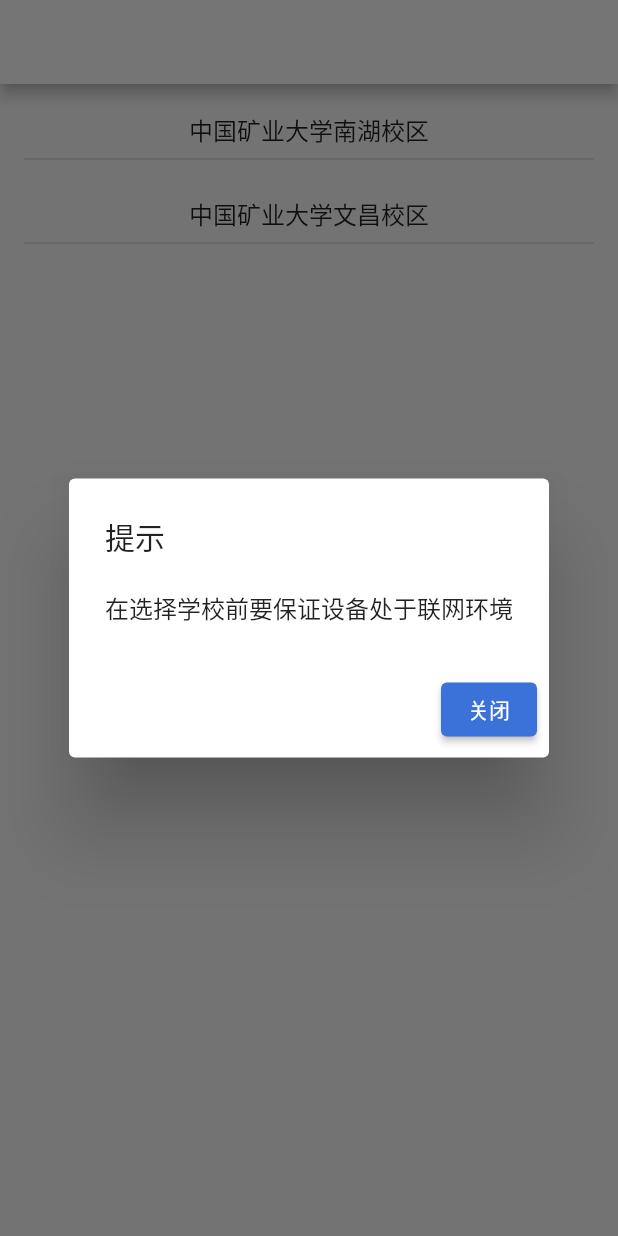
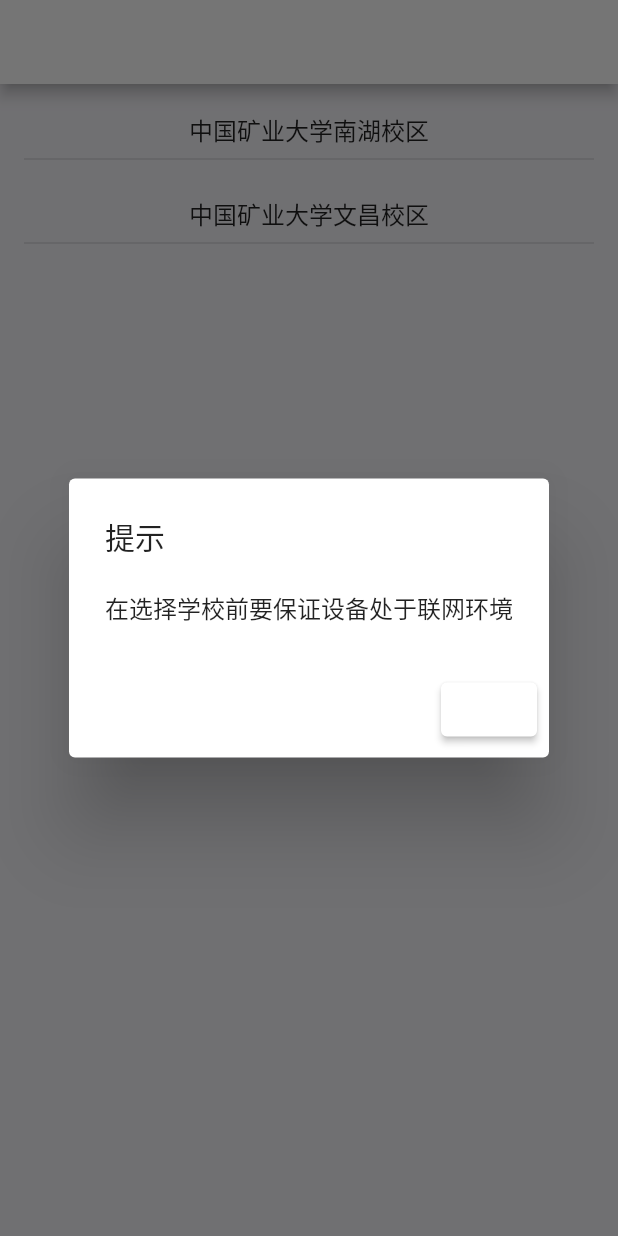
Before and after one commit to VaIOReTto1/CumtLogin, a Flutter app: the screen it shows after launch, on a phone screen of 412 x 824 dp. Run offline on Flutter 3.47's test engine with Material 2 defaults, Android fonts, the phone set to English and light mode, and no system bars; our stand-ins replace bot_toast, cached_network_image, dio, firebase_analytics, firebase_core, flutter_screenutil and 4 more; missing offline and left inert: flutter_picker, flutter_share; accounts and stored records are empty.

Commit message:
optimize:优化主题
optimize:优化主题

```diff
--- a/lib/UrlPage/url_page.dart
+++ b/lib/UrlPage/url_page.dart
@@ -23,7 +23,7 @@ class _UrlPageState extends State<UrlPage> {
   @override
   Widget build(BuildContext context) {
     return Scaffold(
-      backgroundColor: const Color.fromRGBO(245, 244, 249, 1),
+      backgroundColor: Theme.of(context).cardTheme.color,
       body: Center(
         child: Column(
           children: [
@@ -75,7 +75,7 @@ class _UrlPageState extends State<UrlPage> {
                     SizedBox(
                       height: MediaQuery.of(context).size.height * 0.0205,
                     ),
-                    const SchoolUrl(),
+                    //const SchoolUrl(),
                   ],
                 ),
               ),
--- a/lib/main.dart
+++ b/lib/main.dart
@@ -13,6 +13,7 @@ import 'package:provider/provider.dart';
 import 'package:firebase_core/firebase_core.dart';
 import 'package:firebase_analytics/firebase_analytics.dart';
 
+import 'UrlPage/welcomeback.dart';
 import 'icon.dart';
 import 'settings/theme/theme_color.dart';
 import 'settings/update/app_upgrade2.dart';
@@ -71,7 +72,7 @@ class MyApp extends StatelessWidget {
         );
       },
       //判断是否选择学校
-      child: Prefs.school == '' ? const WelComePage() : WelComePage(),
+      child: Prefs.school == '' ? const WelComePage() : HomePage(),
     );
   }
 }
@@ -184,7 +185,8 @@ class _LoginPageState extends State<LoginPage>
                 ],
               ),
               //登录页中间部分（圆圈动画
-              Stack(
+              Container(
+                child: Stack(
                   children: [
                     //周围圆环动画
                     Center(
@@ -233,6 +235,7 @@ class _LoginPageState extends State<LoginPage>
                       ),
                     ),
                   ],
+                ),
               ),
               //登录栏
               Positioned(
@@ -529,6 +532,7 @@ class _LoginState extends State<Login> {
                 ),
               Expanded(
                 child: TextField(
+                  style: TextStyle(color: Colors.black),
                   controller: textEditingController,
                   obscureText: isobscureText && obscureText,
                   decoration: InputDecoration(
@@ -537,6 +541,7 @@ class _LoginState extends State<Login> {
                       borderSide: BorderSide.none,
                     ),
                     labelText: labelText,
+                    labelStyle: TextStyle(color: Color.fromRGBO(191, 191, 191, 1)),
                     border: const OutlineInputBorder(
                       borderRadius: BorderRadius.zero,
                       borderSide: BorderSide.none,
@@ -630,7 +635,6 @@ class _LoginState extends State<Login> {
             minWidth: MediaQuery.of(context).size.width*0.66-40,
             maxWidth: MediaQuery.of(context).size.width*0.66-40,
           ),
-          color: Color.fromRGBO(216, 227, 247, 1),
           offset: Offset(0, MediaQuery.of(context).size.height * 0.047+4),
           icon: const Icon(
             Icons.arrow_drop_down_sharp,
--- a/lib/settings/help/help_page.dart
+++ b/lib/settings/help/help_page.dart
@@ -17,7 +17,7 @@ class HelpPage extends StatelessWidget {
   Widget build(BuildContext context) {
     final double height = MediaQuery.of(context).size.height;
     return Scaffold(
-        backgroundColor: Theme.of(context).colorScheme.background,
+        backgroundColor: Theme.of(context).cardTheme.color,
         body:
             CustomScrollView(physics: const BouncingScrollPhysics(), slivers: [
           SliverAppBar(
@@ -28,7 +28,7 @@ class HelpPage extends StatelessWidget {
             primary: true,
             expandedHeight: height * .02,
             elevation: 0,
-            backgroundColor: Theme.of(context).colorScheme.background,
+            backgroundColor: Theme.of(context).colorScheme.primary,
             leading: IconButton(
               icon: Icon(
                 Icons.arrow_back_ios_new,
--- a/lib/settings/settings.dart
+++ b/lib/settings/settings.dart
@@ -21,7 +21,7 @@ class _SettingPageState extends State<SettingPage> {
   @override
   Widget build(BuildContext context) {
     return Scaffold(
-      backgroundColor: const Color.fromRGBO(245,244,249,1),
+      backgroundColor: Theme.of(context).cardTheme.color,
         body: Center(
           child: Column(
             children: [
--- a/lib/settings/theme/theme_color.dart
+++ b/lib/settings/theme/theme_color.dart
@@ -9,53 +9,32 @@ class AppTheme {
   factory AppTheme.darkTheme() {
     return AppTheme(
       ThemeData(
-        drawerTheme: DrawerThemeData(backgroundColor: Colors.grey.shade700),
-        appBarTheme: AppBarTheme(
-            iconTheme: IconThemeData(color: Colors.white),
-            toolbarTextStyle: const TextTheme(
-              //更改appbar标题颜色
-              titleLarge: TextStyle(
-                color: Colors.white,
-              ),
-            ).bodyMedium,
-            titleTextStyle: const TextTheme(
-              titleLarge: TextStyle(
-                color: Colors.white,
-              ),
-            ).titleLarge),
+        cardTheme: CardTheme(
+          color: Colors.grey[700], // 更改Card的颜色
+        ),
 
-        cardTheme: const CardTheme(
-          color: Colors.black54, // 更改Card的颜色
+        //更改snakbar颜色
+        snackBarTheme: const SnackBarThemeData(
+          backgroundColor:Colors.black54,//背景颜色
+            contentTextStyle: TextStyle(color: Colors.white)//文字颜色
         ),
 
         dialogBackgroundColor: Colors.black12,
         //更改弹窗颜色
-        popupMenuTheme: const PopupMenuThemeData(
+        popupMenuTheme: PopupMenuThemeData(
             //更改按钮弹窗颜色
-            color: Colors.black38),
-
-        outlinedButtonTheme: OutlinedButtonThemeData(
-          style: ButtonStyle(
-            side: MaterialStateProperty.all(BorderSide(color: Colors.black38)),
-            //更改边框颜色
-            foregroundColor:
-                MaterialStateProperty.all(Colors.white60), //更改按钮字体颜色
-          ),
-        ),
-        elevatedButtonTheme: const ElevatedButtonThemeData(
-            style: ButtonStyle(
-                backgroundColor: MaterialStatePropertyAll(Colors.black38))),
+            color: Colors.grey[700]),
 
         scaffoldBackgroundColor: ThemeData.dark().cardColor,
         //更改页面顶端颜色
         canvasColor: Colors.black12,
         //更改绘图颜色
         colorScheme: ColorScheme(
-          primary: Colors.white60,
+          primary: const Color.fromRGBO(50,50,50,1),
           //Picker颜色
           secondary: Colors.black87,
           error: Colors.redAccent[700]!,
-          background: Colors.grey[700]!,
+          background: Colors.white60,
           brightness: Brightness.dark,
           onBackground: Colors.black38,
           onError: Colors.white,
@@ -72,28 +51,22 @@ class AppTheme {
     return AppTheme(
       ThemeData(
         cardTheme: const CardTheme(
-          color: Color.fromRGBO(176, 250, 255, 0.75), // 更改Card的颜色
+          color: Color.fromRGBO(245,244,249,1),// 更改Card的颜色
+        ),
+        canvasColor: Color.fromRGBO(245,244,249,1),
+
+        //更改snackbar颜色
+        snackBarTheme: SnackBarThemeData(
+          backgroundColor:Color.fromRGBO(176, 250, 255, 0.75),//背景颜色
+          contentTextStyle: TextStyle(color: Colors.white)//文字颜色
         ),
 
         dialogBackgroundColor: Colors.grey.shade300,
         //更改弹窗颜色
         popupMenuTheme: const PopupMenuThemeData(
           //更改按钮弹窗颜色
-          color: Color.fromRGBO(235, 240, 251, 1),
+          color: Color.fromRGBO(216, 227, 247, 1),
         ),
-
-        outlinedButtonTheme: OutlinedButtonThemeData(
-          style: ButtonStyle(
-            side: MaterialStateProperty.all(
-                const BorderSide(color: Color.fromRGBO(59, 114, 217, 1))),
-            //更改边框颜色
-            foregroundColor:
-                MaterialStateProperty.all(Colors.grey), //更改按钮字体颜色
-          ),
-        ),
-        elevatedButtonTheme: const ElevatedButtonThemeData(
-            style: ButtonStyle(
-                backgroundColor: MaterialStatePropertyAll(Color.fromRGBO(59, 114, 217, 1)))),
 
         colorScheme: ColorScheme(
           primary:Colors.white,
--- a/lib/utils/utils.dart
+++ b/lib/utils/utils.dart
@@ -4,8 +4,7 @@ import 'package:flutter/material.dart';
 void showSnackBar(BuildContext context, String message) {
   ScaffoldMessenger.of(context).showSnackBar(
       SnackBar(
-        backgroundColor: Color.fromRGBO(176, 250, 255, 0.75),
-        content: Text(message,style: const TextStyle(color: Colors.white),),
+        content: Text(message),
         duration: const Duration(seconds: 1),
   ));
 }
```
Also changed, not shown: lib/UrlPage/shortcut/ui.dart (+4 -3 lines), lib/UrlPage/welcomeback.dart (+4 -3 lines). Lines whose indentation alone changed are shown as unchanged.
